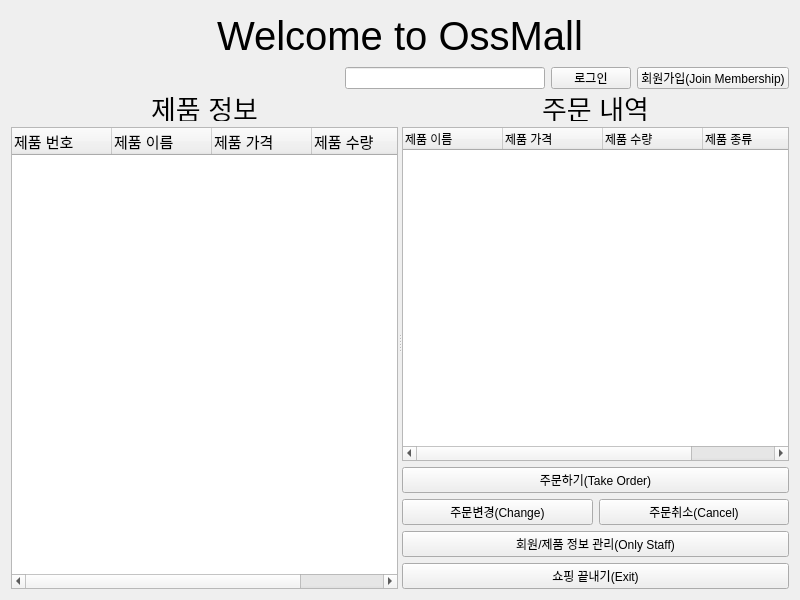
Above: shoppingmanager.ui from YJinPort/Qt_project before the change. Below: the same form after it.
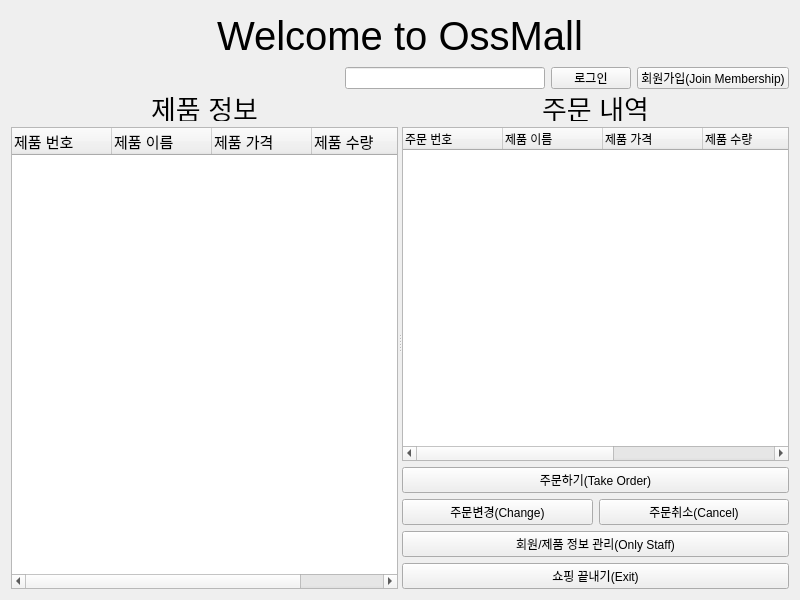
That is the form after the change.

Diff of the .ui file:
```diff
--- a/shoppingmanager.ui
+++ b/shoppingmanager.ui
@@ -125,7 +125,7 @@
        <property name="orientation">
         <enum>Qt::Horizontal</enum>
        </property>
-       <widget class="QWidget" name="">
+       <widget class="QWidget" name="layoutWidget">
         <layout class="QVBoxLayout" name="verticalLayout_3">
          <item>
           <widget class="QLabel" name="label_3">
@@ -202,7 +202,7 @@
          </item>
         </layout>
        </widget>
-       <widget class="QWidget" name="">
+       <widget class="QWidget" name="layoutWidget">
         <layout class="QVBoxLayout" name="verticalLayout_2">
          <item>
           <widget class="QLabel" name="label_2">
@@ -236,6 +236,11 @@
            <property name="textElideMode">
             <enum>Qt::ElideRight</enum>
            </property>
+           <column>
+            <property name="text">
+             <string>주문 번호</string>
+            </property>
+           </column>
            <column>
             <property name="text">
              <string>제품 이름</string>
@@ -261,6 +266,11 @@
              <string>배송 주소</string>
             </property>
            </column>
+           <column>
+            <property name="text">
+             <string>주문자 성함</string>
+            </property>
+           </column>
           </widget>
          </item>
          <item>
```
